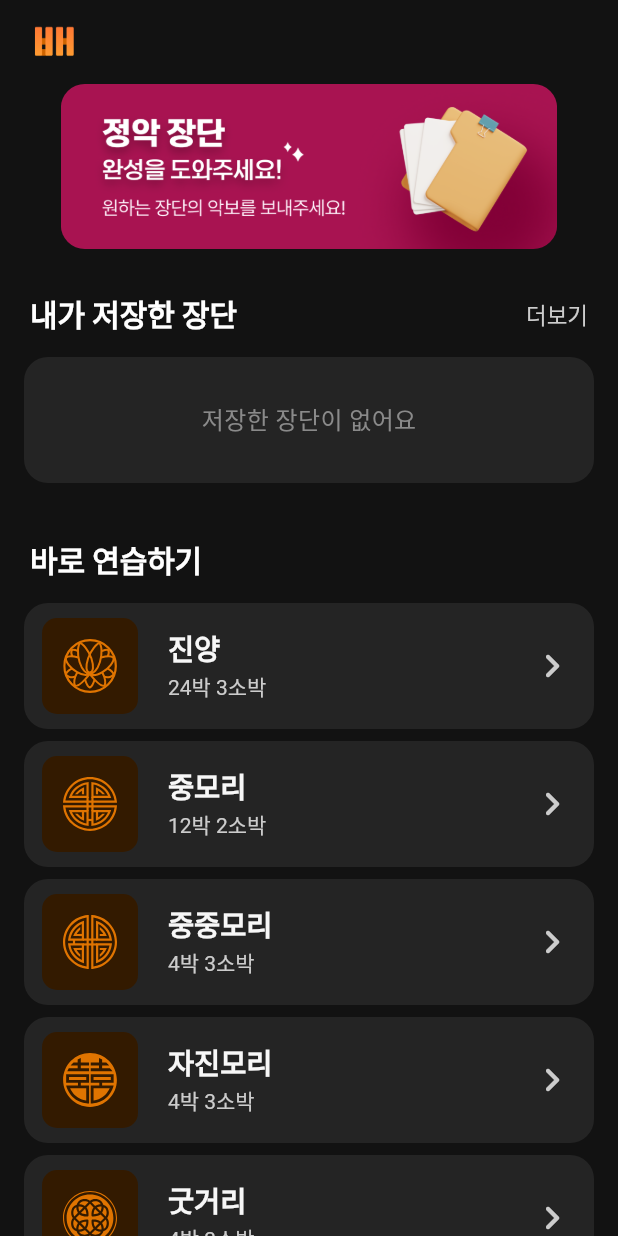
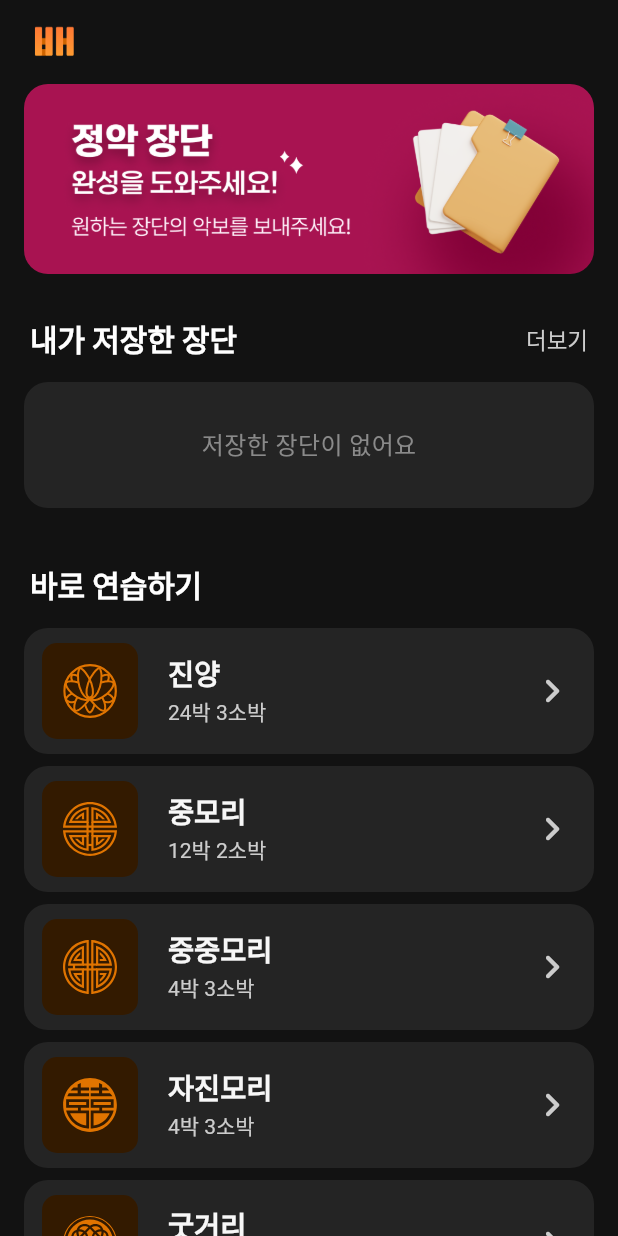
Before and after one commit to Team-Hanbae/Hanbae-Flutter, a Flutter app: the screen it shows after launch, on a phone screen of 412 x 824 dp. Run offline on Flutter 3.47's test engine with Material 3 defaults, Android fonts, the phone set to English and light mode, and no system bars; drawn by our look-alikes of carousel_slider; our stand-ins replace equatable, flutter_bloc, flutter_dotenv, flutter_svg, hive, hive_flutter and 3 more; missing offline and left inert: animated_size_and_fade, hero_animation, mixpanel_flutter; accounts and stored records are empty; Roboto replaces fonts that are missing (Pretendard); statements that could not run were skipped.

Commit message:
[fix] #131 배너 높이 설정

```diff
--- a/lib/presentation/home/home_screen.dart
+++ b/lib/presentation/home/home_screen.dart
@@ -32,6 +32,11 @@ class HomeScreen extends StatelessWidget {
         "link": "https://forms.gle/pKarubn5MPXkudgw6",
       },
     ];
+
+    final screenWidth = MediaQuery.of(context).size.width;
+    const horizontalPadding = 16.0;
+    final imageWidth = screenWidth - (horizontalPadding * 2);
+    final bannerHeight = imageWidth / 3;
 
     return Scaffold(
       appBar: AppBar(
@@ -73,11 +78,9 @@ class HomeScreen extends StatelessWidget {
                 );
               }).toList(),
               options: CarouselOptions(
-                height: 110,
+                height: bannerHeight,
                 autoPlay: true,
-                autoPlayInterval: const Duration(
-                  seconds: 5,
-                ),
+                autoPlayInterval: const Duration(seconds: 5),
                 viewportFraction: 1.0,
               ),
             ),
```
